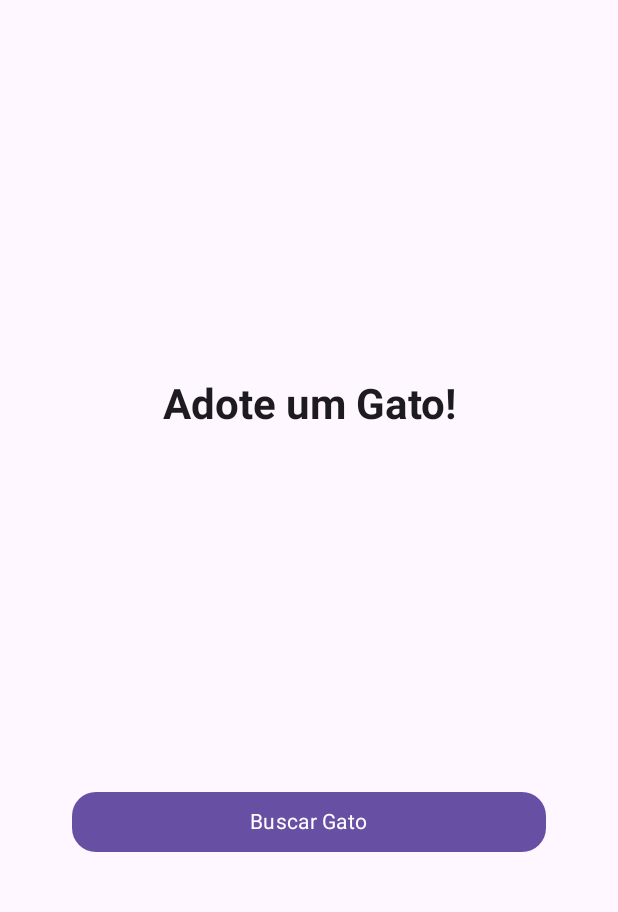
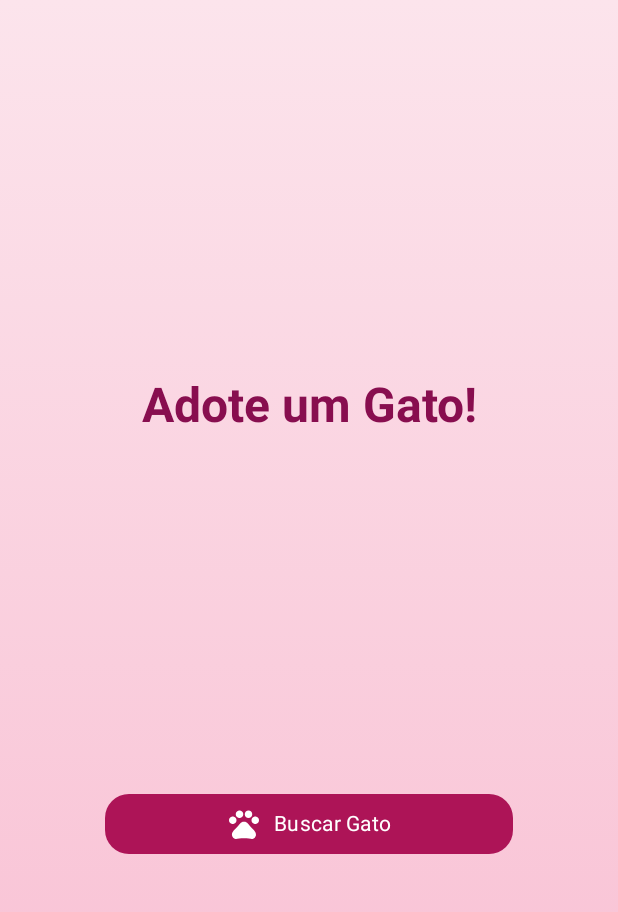
Before and after one commit to malobr/CatPaws, an Android app built with Jetpack Compose: the screen it shows after launch (MainActivity), on a phone screen of 412 x 824 dp. Shown: the top 912 px of the screen. Run offline under Robolectric (Android 15) with nearby library versions, the phone set to English and light mode, and no system bars; pictures from the network do not load.

Commit message:
Add New Layout

```diff
--- a/Catpaws1/Aula20/app/build.gradle.kts
+++ b/Catpaws1/Aula20/app/build.gradle.kts
@@ -72,6 +72,9 @@ dependencies {
     implementation("androidx.hilt:hilt-navigation-compose:1.0.0")
     implementation("io.coil-kt:coil-compose:2.2.2")
 
+    implementation("androidx.compose.material:material-icons-core:1.4.0")
+    implementation("androidx.compose.material:material-icons-extended:1.4.0")
+
     testImplementation(libs.junit)
     androidTestImplementation(libs.androidx.junit)
     androidTestImplementation(libs.androidx.espresso.core)
--- a/Catpaws1/Aula20/app/src/main/java/com/up_des_mobile/thedogimage/view/ScreenCat.kt
+++ b/Catpaws1/Aula20/app/src/main/java/com/up_des_mobile/thedogimage/view/ScreenCat.kt
@@ -3,17 +3,24 @@ package com.up_des_mobile.thedogimage.view
 import android.content.Context
 import android.content.Intent
 import androidx.compose.foundation.Image
+import androidx.compose.foundation.background
 import androidx.compose.foundation.layout.*
 import androidx.compose.foundation.shape.RoundedCornerShape
+import androidx.compose.material.icons.Icons
+import androidx.compose.material.icons.filled.Pets
+import androidx.compose.material.icons.filled.Share
 import androidx.compose.material3.*
 import androidx.compose.runtime.*
 import androidx.compose.ui.Alignment
 import androidx.compose.ui.Modifier
+import androidx.compose.ui.graphics.Brush
+import androidx.compose.ui.graphics.Color
 import androidx.compose.ui.text.font.FontWeight
 import androidx.compose.ui.text.style.TextAlign
 import androidx.compose.ui.unit.dp
 import androidx.compose.ui.unit.sp
-import coil.compose.rememberImagePainter
+import coil.compose.SubcomposeAsyncImage
+import coil.compose.SubcomposeAsyncImageContent
 import com.up_des_mobile.thedogimage.model.Cat
 import com.up_des_mobile.thedogimage.model.RetrofitInstance
 import retrofit2.Call
@@ -31,17 +38,26 @@ fun CatApp() {
         Column(
             modifier = Modifier
                 .fillMaxSize()
+                .background(
+                    Brush.verticalGradient(
+                        colors = listOf(Color(0xFFFCE4EC), Color(0xFFF8BBD0))
+                    )
+                )
                 .padding(16.dp),
             horizontalAlignment = Alignment.CenterHorizontally,
             verticalArrangement = Arrangement.SpaceEvenly
         ) {
+            // Título
             Text(
                 text = "Adote um Gato!",
-                style = MaterialTheme.typography.headlineMedium,
-                fontWeight = FontWeight.Bold,
+                style = MaterialTheme.typography.headlineLarge.copy(
+                    fontWeight = FontWeight.Bold,
+                    color = Color(0xFF880E4F)
+                ),
                 textAlign = TextAlign.Center
             )
 
+            // Botão para buscar imagem
             Button(
                 onClick = {
                     val apiKey = "live_5GxDaiLmmgOlFdJFyC7xwhF1rY8OTKLdZ1XTXshTGPsUWM5Qpy6xW6ifOqqURIWe"
@@ -59,13 +75,20 @@ fun CatApp() {
                     })
                 },
                 shape = RoundedCornerShape(16.dp),
+                colors = ButtonDefaults.buttonColors(containerColor = Color(0xFFAD1457)),
                 modifier = Modifier
-                    .fillMaxWidth()
-                    .padding(horizontal = 32.dp)
+                    .fillMaxWidth(0.8f)
+                    .padding(horizontal = 16.dp)
             ) {
-                Text(text = "Buscar Gato", style = MaterialTheme.typography.bodyMedium)
+                Icon(Icons.Filled.Pets, contentDescription = null, tint = Color.White)
+                Spacer(modifier = Modifier.width(8.dp))
+                Text(
+                    text = "Buscar Gato",
+                    style = MaterialTheme.typography.bodyMedium.copy(color = Color.White)
+                )
             }
 
+            // Exibição da imagem e botão de compartilhamento
             if (catImage.isNotEmpty()) {
                 Card(
                     modifier = Modifier
@@ -78,24 +101,35 @@ fun CatApp() {
                         horizontalAlignment = Alignment.CenterHorizontally,
                         modifier = Modifier.padding(16.dp)
                     ) {
-                        Image(
-                            painter = rememberImagePainter(catImage),
+                        // Imagem com animação de carregamento
+                        SubcomposeAsyncImage(
+                            model = catImage,
                             contentDescription = "Imagem do gato",
                             modifier = Modifier
                                 .fillMaxWidth()
                                 .height(300.dp)
-                                .padding(8.dp)
-                        )
+                        ) {
+                            SubcomposeAsyncImageContent()
+                            if (painter.state is coil.compose.AsyncImagePainter.State.Loading) {
+                                CircularProgressIndicator(modifier = Modifier.align(Alignment.Center))
+                            }
+                        }
 
                         if (showShareButton) {
                             Button(
                                 onClick = { shareImage(catImage, context) },
                                 shape = RoundedCornerShape(16.dp),
+                                colors = ButtonDefaults.buttonColors(containerColor = Color(0xFF880E4F)),
                                 modifier = Modifier
                                     .padding(top = 16.dp)
                                     .fillMaxWidth(0.8f)
                             ) {
-                                Text(text = "Compartilhar Gato", style = MaterialTheme.typography.bodyMedium)
+                                Icon(Icons.Filled.Share, contentDescription = null, tint = Color.White)
+                                Spacer(modifier = Modifier.width(8.dp))
+                                Text(
+                                    text = "Compartilhar Gato",
+                                    style = MaterialTheme.typography.bodyMedium.copy(color = Color.White)
+                                )
                             }
                         }
                     }
```
